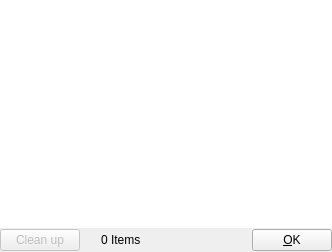
Above: src/downloads.ui from EndorphinBrowser/browser before the change. Below: the same form after it.
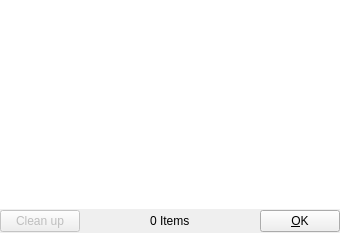
That is the form after the change. Custom widgets are drawn as their Qt base class.

What changed in the file:
```diff
--- a/src/downloads.ui
+++ b/src/downloads.ui
@@ -5,8 +5,8 @@
    <rect>
     <x>0</x>
     <y>0</y>
-    <width>332</width>
-    <height>252</height>
+    <width>340</width>
+    <height>233</height>
    </rect>
   </property>
   <property name="windowTitle" >
@@ -19,7 +19,7 @@
    <property name="spacing" >
     <number>0</number>
    </property>
-   <item row="0" column="0" colspan="5" >
+   <item row="0" column="0" colspan="3" >
     <widget class="EditTableView" name="downloadsView" >
      <property name="frameShape" >
       <enum>QFrame::NoFrame</enum>
@@ -60,25 +60,29 @@
      </property>
     </widget>
    </item>
-   <item row="1" column="3" >
-    <widget class="QPushButton" name="closeButton" >
-     <property name="text" >
-      <string>&amp;OK</string>
-     </property>
-    </widget>
-   </item>
    <item row="1" column="2" >
+    <layout class="QHBoxLayout" name="horizontalLayout_2" >
+     <item>
     <spacer name="horizontalSpacer" >
      <property name="orientation" >
       <enum>Qt::Horizontal</enum>
      </property>
      <property name="sizeHint" stdset="0" >
       <size>
-       <width>148</width>
+         <width>50</width>
        <height>20</height>
       </size>
      </property>
     </spacer>
+     </item>
+     <item>
+      <widget class="QPushButton" name="closeButton" >
+       <property name="text" >
+        <string>&amp;OK</string>
+       </property>
+      </widget>
+     </item>
+    </layout>
    </item>
   </layout>
  </widget>
```
Lines whose indentation alone changed are shown as unchanged.
